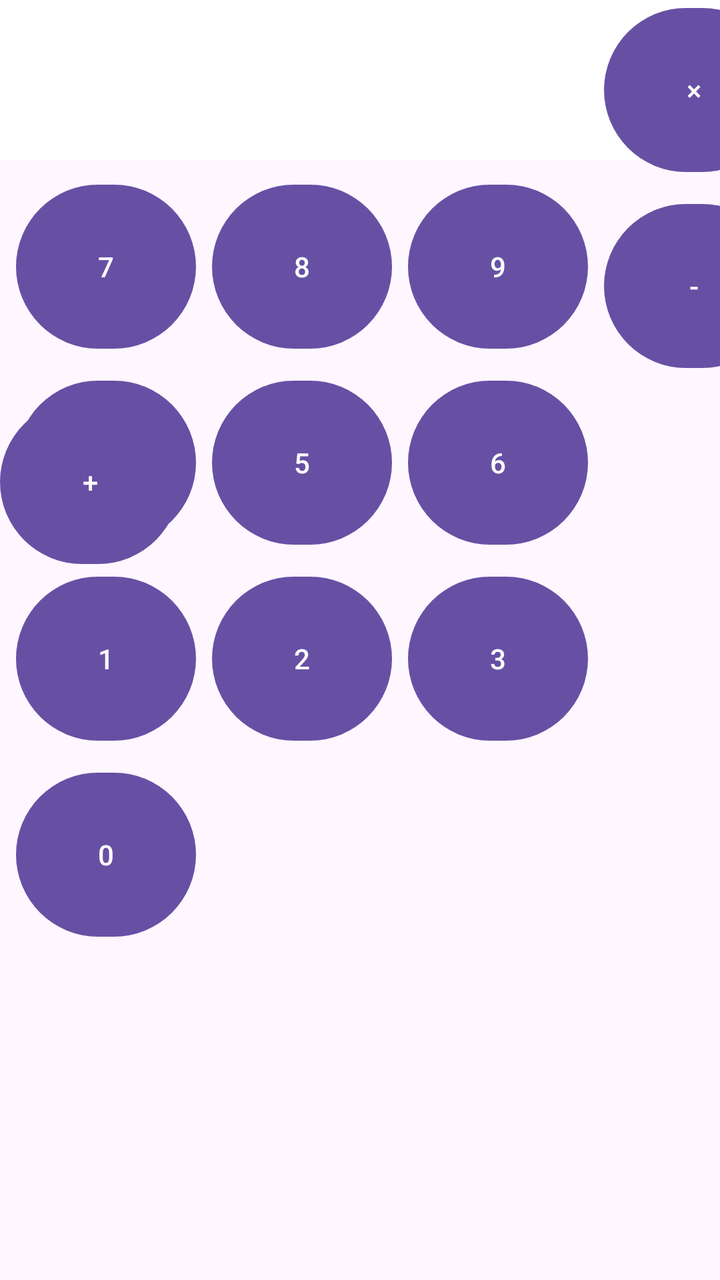
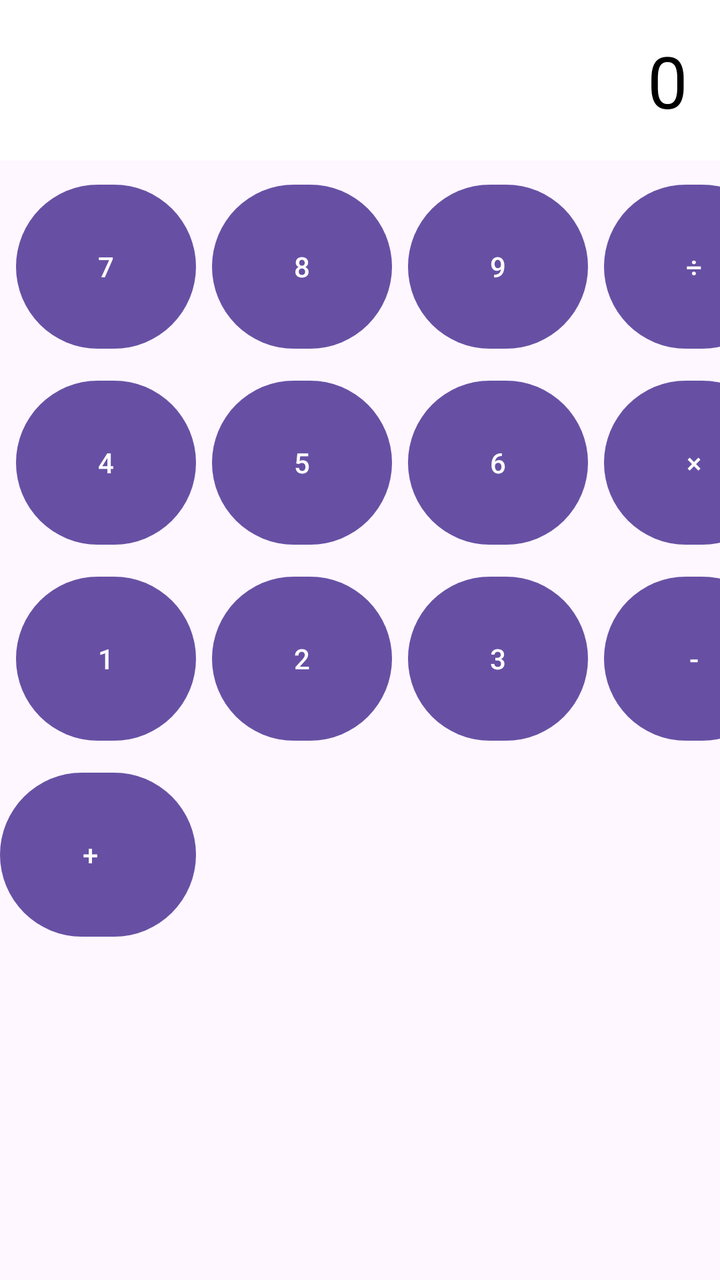

Before-and-after screenshots of an Android layout around one commit, followed by the original layout XML and the change that was made.
<!-- AndroidManifest.xml: application theme Theme.ProjectCalculator -->
<!-- res/layout/activity_main.xml -->
<?xml version="1.0" encoding="utf-8"?>
<androidx.constraintlayout.widget.ConstraintLayout
    xmlns:android="http://schemas.android.com/apk/res/android"
    xmlns:app="http://schemas.android.com/apk/res-auto"
    xmlns:tools="http://schemas.android.com/tools"
    android:id="@+id/main"
    android:layout_width="match_parent"
    android:layout_height="match_parent"
    tools:context=".MainActivity">

    <TextView
        android:id="@+id/tvResult"
        android:layout_width="match_parent"
        android:layout_height="wrap_content"
        android:background="@color/white"
        android:gravity="end"
        android:padding="16dp"
        android:text="0"
        android:textColor="@color/black"
        android:textSize="36sp"
        app:layout_constraintTop_toTopOf="parent"
        app:layout_constraintStart_toStartOf="parent"
        app:layout_constraintEnd_toEndOf="parent"/>

    <Button
        android:id="@+id/btn7"
        android:layout_width="90dp"
        android:layout_height="90dp"
        android:text="7"
        app:layout_constraintStart_toStartOf="parent"
        app:layout_constraintTop_toBottomOf="@id/tvResult"
        android:layout_margin="8dp"/>

    <Button
        android:id="@+id/btn8"
        android:layout_width="90dp"
        android:layout_height="90dp"
        android:text="8"
        app:layout_constraintStart_toEndOf="@id/btn7"
        app:layout_constraintTop_toBottomOf="@id/tvResult"
        android:layout_margin="8dp"/>

    <Button
        android:id="@+id/btn9"
        android:layout_width="90dp"
        android:layout_height="90dp"
        android:text="9"
        app:layout_constraintStart_toEndOf="@id/btn8"
        app:layout_constraintTop_toBottomOf="@id/tvResult"
        android:layout_margin="8dp"/>
    <Button
        android:id="@+id/btn4"
        android:layout_width="90dp"
        android:layout_height="90dp"
        android:text="4"
        app:layout_constraintStart_toStartOf="parent"
        app:layout_constraintTop_toBottomOf="@id/btn7"
        android:layout_margin="8dp"/>
    <Button
        android:id="@+id/btn5"
        android:layout_width="90dp"
        android:layout_height="90dp"
        android:text="5"
        app:layout_constraintStart_toEndOf="@id/btn4"
        app:layout_constraintTop_toBottomOf="@id/btn8"
        android:layout_margin="8dp"/>
    <Button
        android:id="@+id/btn6"
        android:layout_width="90dp"
        android:layout_height="90dp"
        android:text="6"
        app:layout_constraintStart_toEndOf="@+id/btn5"
        app:layout_constraintTop_toBottomOf="@+id/btn9"
        android:layout_margin="8dp"/>
    <Button
        android:id="@+id/btnMultiply"
        android:layout_width="90dp"
        android:layout_height="90dp"
        android:text="×"
        app:layout_constraintStart_toEndOf="@id/btn6"
        app:layout_constraintTop_toBottomOf="@id/btnDivide"
        android:layout_margin="8dp"/>
    <Button
        android:id="@+id/btn1"
        android:layout_width="90dp"
        android:layout_height="90dp"
        android:text="1"
        app:layout_constraintStart_toStartOf="parent"
        app:layout_constraintTop_toBottomOf="@id/btn4"
        android:layout_margin="8dp"/>
    <Button
        android:id="@+id/btn2"
        android:layout_width="90dp"
        android:layout_height="90dp"
        android:text="2"
        app:layout_constraintStart_toEndOf="@id/btn1"
        app:layout_constraintTop_toBottomOf="@id/btn5"
        android:layout_margin="8dp"/>
    <Button
        android:id="@+id/btn3"
        android:layout_width="90dp"
        android:layout_height="90dp"
        android:text="3"
        app:layout_constraintStart_toEndOf="@id/btn2"
        app:layout_constraintTop_toBottomOf="@id/btn6"
        android:layout_margin="8dp"/>
    <Button
        android:id="@+id/btnMinus"
        android:layout_width="90dp"
        android:layout_height="90dp"
        android:text="-"
        app:layout_constraintStart_toEndOf="@id/btn3"
        app:layout_constraintTop_toBottomOf="@id/btnMultiply"
        android:layout_margin="8dp"/>
    <Button
        android:id="@+id/btn0"
        android:layout_width="90dp"
        android:layout_height="90dp"
        android:text="0"
        app:layout_constraintStart_toStartOf="parent"
        app:layout_constraintTop_toBottomOf="@id/btn1"
        android:layout_margin="8dp"/>

    <Button
        android:id="@+id/btnPlus"
        android:layout_width="90dp"
        android:layout_height="90dp"
        android:text="+"
        app:layout_constraintStart_toEndOf="@id/btnEquals"
        app:layout_constraintTop_toBottomOf="@id/btnMinus"
        android:layout_margin="8dp"/>



</androidx.constraintlayout.widget.ConstraintLayout>
<!-- resources referenced by this layout -->
<resources>
  <color name="black">#FF000000</color>
  <color name="white">#FFFFFFFF</color>
  <style name="Theme.ProjectCalculator" parent="Base.Theme.ProjectCalculator" />
  <style name="Base.Theme.ProjectCalculator" parent="Theme.Material3.DayNight.NoActionBar">
          
          
      </style>
</resources>

<!-- the commit's change to res/layout/activity_main.xml (unified diff, before → after) -->
@@ -46,6 +46,14 @@
         android:layout_height="90dp"
         android:text="9"
         app:layout_constraintStart_toEndOf="@id/btn8"
+        app:layout_constraintTop_toBottomOf="@id/tvResult"
+        android:layout_margin="8dp"/>
+    <Button
+        android:id="@+id/btnDivide"
+        android:layout_width="90dp"
+        android:layout_height="90dp"
+        android:text="÷"
+        app:layout_constraintStart_toEndOf="@id/btn9"
         app:layout_constraintTop_toBottomOf="@id/tvResult"
         android:layout_margin="8dp"/>
     <Button
